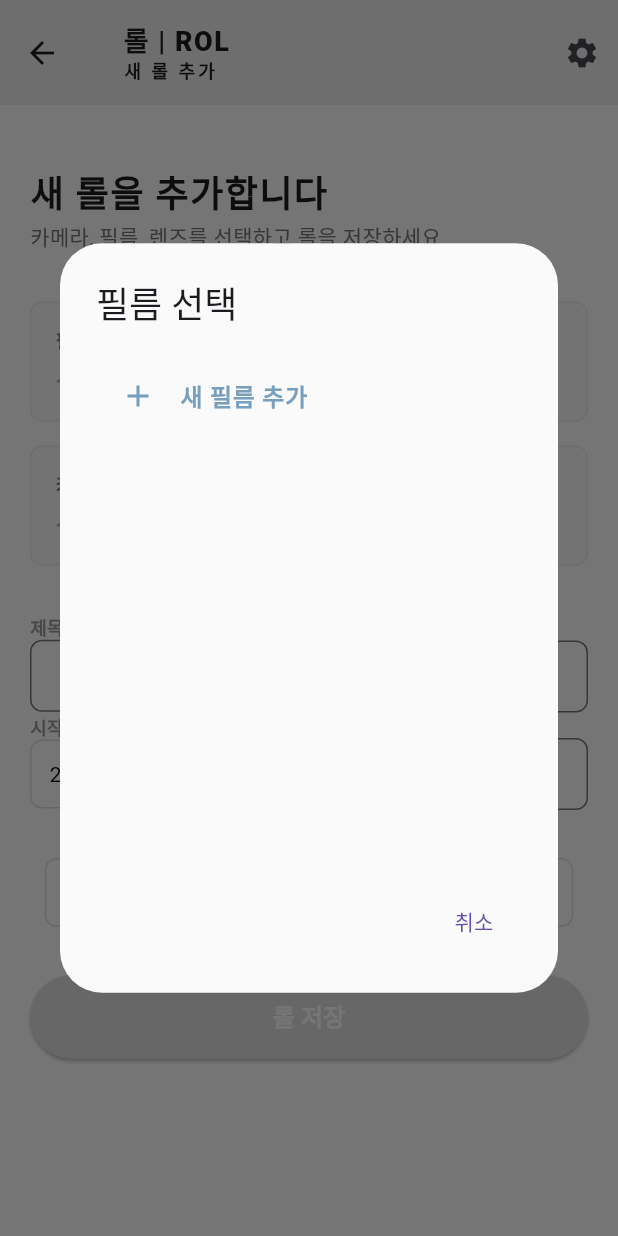
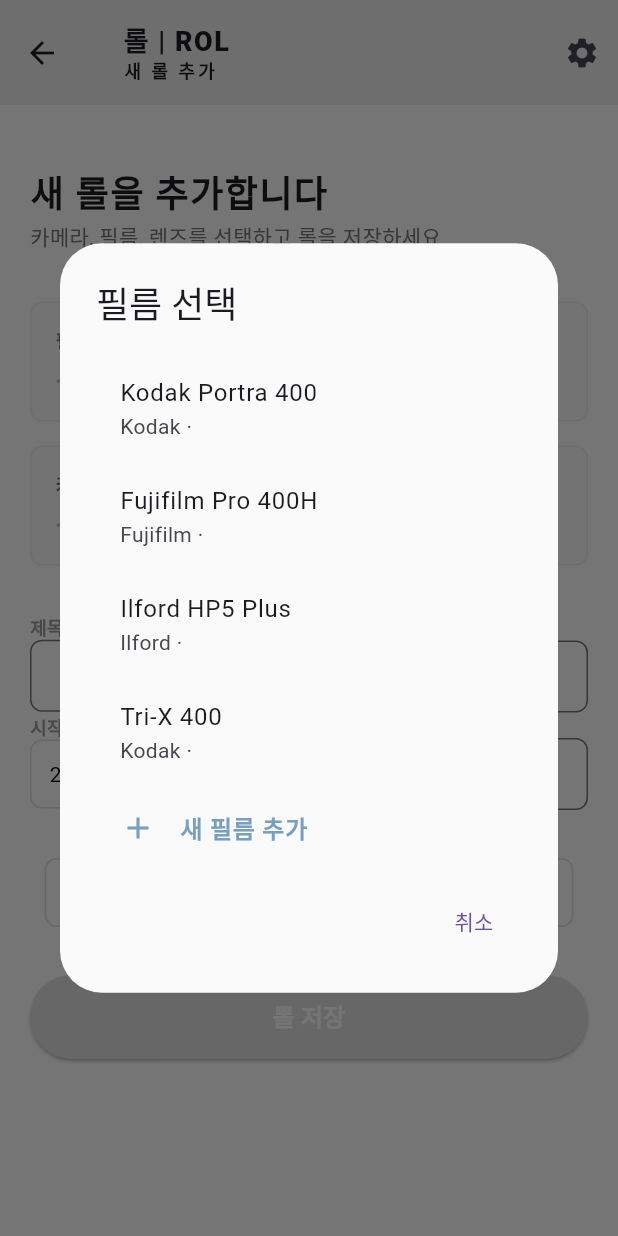
Before and after one commit to Deepbluewarn/record_of_life, a Flutter app: the AddRollPage screen opened directly, after a tap on "필름", on a phone screen of 412 x 824 dp. Run offline on Flutter 3.47's test engine with Material 3 defaults, Android fonts, the phone set to English and light mode, and no system bars; our stand-ins replace flutter_riverpod; Roboto replaces fonts that are missing (Pretendard).

Commit message:
film 기본 목록 추가

```diff
--- a/lib/infra/repositories_impl/film_repository_impl.dart
+++ b/lib/infra/repositories_impl/film_repository_impl.dart
@@ -4,7 +4,12 @@
 import 'package:record_of_life/domain/repositories/film_repository.dart';
 
 class FilmRepositoryImpl extends FilmRepository {
-  static final List<Film> _films = [];
+  static final List<Film> _films = [
+    Film(name: 'Kodak Portra 400', brand: 'Kodak', iso: 400),
+    Film(name: 'Fujifilm Pro 400H', brand: 'Fujifilm', iso: 400),
+    Film(name: 'Ilford HP5 Plus', brand: 'Ilford', iso: 400),
+    Film(name: 'Tri-X 400', brand: 'Kodak', iso: 400),
+  ];
   @override
   Future<void> addFilm(Film film) async {
     if (_films.any((f) => f.id == film.id)) {
```
